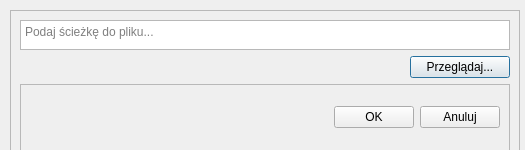
Above: front/file_browser.ui from fuszz/ICA-GUI before the change. Below: the same form after it.
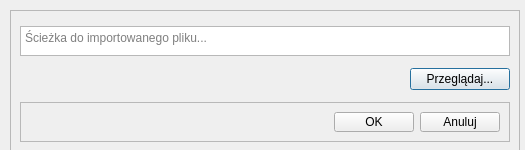
That is the form after the change.

What changed in the file:
```diff
--- a/front/file_browser.ui
+++ b/front/file_browser.ui
@@ -62,7 +62,7 @@
        </size>
       </property>
       <property name="placeholderText">
-       <string>Podaj ścieżkę do pliku...</string>
+       <string>Ścieżka do importowanego pliku...</string>
       </property>
      </widget>
     </item>
@@ -81,6 +81,12 @@
     </item>
     <item>
      <widget class="QFrame" name="frame">
+      <property name="maximumSize">
+       <size>
+        <width>16777215</width>
+        <height>40</height>
+       </size>
+      </property>
       <property name="frameShape">
        <enum>QFrame::StyledPanel</enum>
       </property>
```
Left out of the diff: 9 changed lines with no effect on the pictures.
